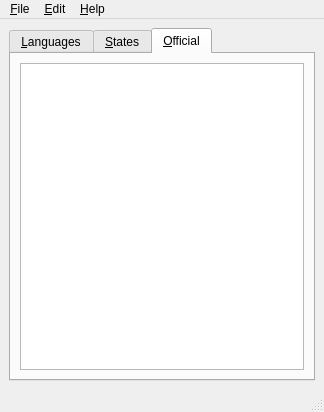
Before: the Qt Designer form mainwindow.ui in easai/Lang, drawn with Qt 5.
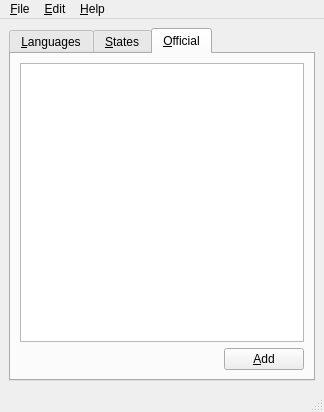
After: the same form once the commit is applied.

Commit message: Add official create item

The edit to the form file:
```diff
--- a/mainwindow.ui
+++ b/mainwindow.ui
@@ -104,6 +104,30 @@
         <item>
          <widget class="QTableWidget" name="tableWidget_official"/>
         </item>
+        <item>
+         <layout class="QHBoxLayout" name="horizontalLayout_3">
+          <item>
+           <spacer name="horizontalSpacer_3">
+            <property name="orientation">
+             <enum>Qt::Horizontal</enum>
+            </property>
+            <property name="sizeHint" stdset="0">
+             <size>
+              <width>40</width>
+              <height>20</height>
+             </size>
+            </property>
+           </spacer>
+          </item>
+          <item>
+           <widget class="QPushButton" name="pushButton_add_official">
+            <property name="text">
+             <string>&amp;Add</string>
+            </property>
+           </widget>
+          </item>
+         </layout>
+        </item>
        </layout>
       </widget>
      </widget>
```
The commit also changes 15 other files.
